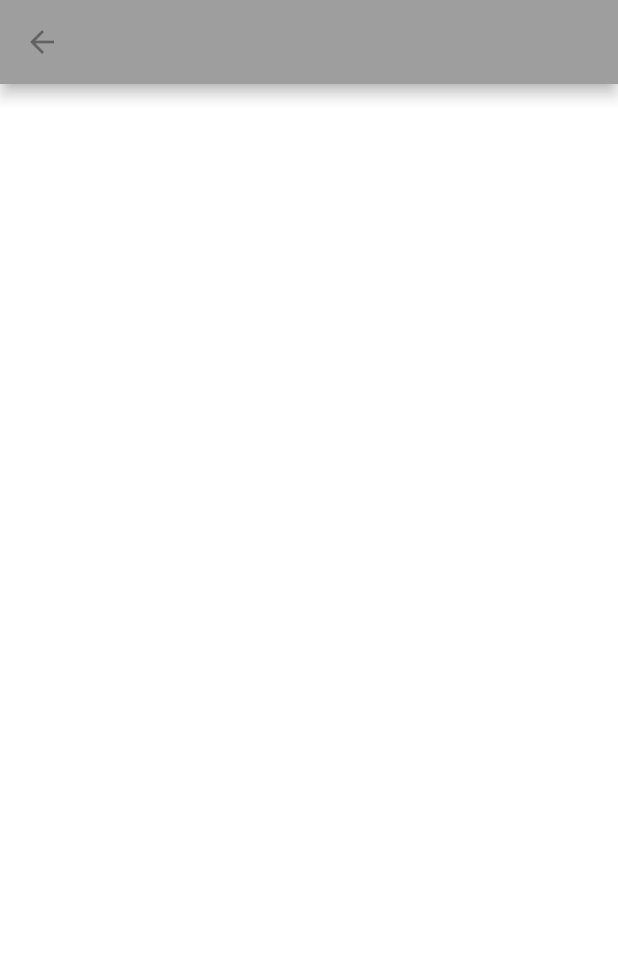
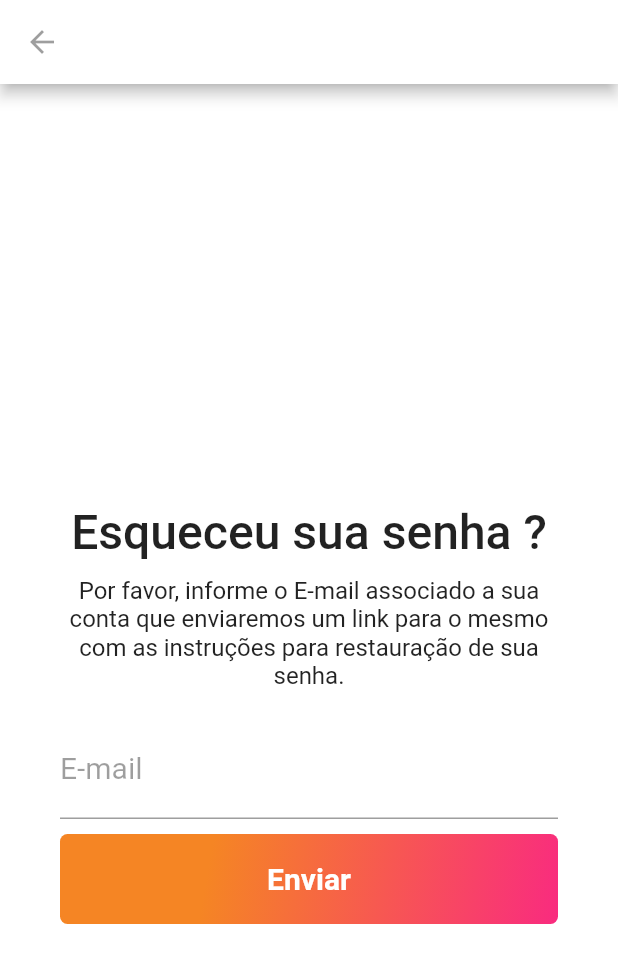
Before and after one commit to victorbeleza-dev/app_flutter_list, a Flutter app: the screen it shows after launch, after a tap on "Recuperar Senha", on a phone screen of 412 x 824 dp. Shown: the top 963 px of the screen. Run offline on Flutter 3.47's test engine with Material 2 defaults, Android fonts, the phone set to English and light mode, and no system bars; our stand-ins replace shared_preferences.

Commit message:
atualizações tela de reset password

```diff
--- a/lib/pages/login.page.dart
+++ b/lib/pages/login.page.dart
@@ -1,6 +1,7 @@
 import 'package:flutter/material.dart';
 import 'package:flutter_app/pages/home_page.dart';
 import 'package:flutter_app/pages/reset-password-page.dart';
+import 'package:flutter_app/pages/sing_up_page.dart';
 
 class LoginPage extends StatefulWidget {
   @override
@@ -115,10 +116,26 @@ class _LoginPageState extends State<LoginPage> {
                         MaterialPageRoute(
                             builder: (context) => HomePage()
                         ),
-
                       );
                     },
                   ),
+                ),
+              ),
+              Container(
+                height: 40,
+                alignment: Alignment.center,
+                child: FlatButton(
+                  child: Text(
+                    "Cadastre-se",
+                  ),
+                  onPressed: () {
+                    Navigator.push(
+                      context,
+                      MaterialPageRoute(
+                          builder: (context) => SingUpPage()
+                      ),
+                    );
+                  },
                 ),
               ),
             ],
--- a/lib/pages/reset-password-page.dart
+++ b/lib/pages/reset-password-page.dart
@@ -6,6 +6,7 @@ class ResetPasswordPage extends StatelessWidget {
   Widget build(BuildContext context) {
     return Scaffold(
       appBar: AppBar(
+        backgroundColor: Colors.white,
         leading: IconButton(
           icon: Icon(Icons.arrow_back),
           color: Colors.black38,
@@ -24,9 +25,88 @@ class ResetPasswordPage extends StatelessWidget {
             SizedBox(
               width: 200,
               height: 200,
-            )
+            ),
+            SizedBox(
+              height: 20,
+            ),
+            Text(
+              "Esqueceu sua senha ?",
+              textAlign: TextAlign.center,
+              style: TextStyle(
+                fontSize: 32,
+                fontWeight: FontWeight.w500,
+              ),
+            ),
+            SizedBox(
+              height: 10,
+            ),
+            Text(
+              "Por favor, informe o E-mail associado a sua conta que enviaremos um link para o mesmo com as instruções para restauração de sua senha.",
+              textAlign: TextAlign.center,
+              style: TextStyle(
+                fontSize: 16,
+                fontWeight: FontWeight.w400,
+              ),
+            ),
+            SizedBox(
+              height: 20,
+            ),
+            TextFormField(
+              keyboardType: TextInputType.emailAddress,
+              decoration: InputDecoration(
+                labelText: "E-mail",
+                labelStyle: TextStyle(
+                  color: Colors.black38,
+                  fontWeight: FontWeight.w400,
+                  fontSize: 20,
+                ),
+              ),
+              style: TextStyle(
+                fontSize: 20,
+              ),
+            ),
+            SizedBox(
+              height: 10,
+            ),
+            Container(
+              height: 60,
+              alignment: Alignment.bottomLeft,
+              decoration: BoxDecoration(
+                  gradient: LinearGradient(
+                    begin: Alignment.topLeft,
+                    end: Alignment.bottomRight,
+                    stops: [0.3, 1],
+                    colors: [
+                      Color(0xFFF58524),
+                      Color(0XFFF92B7F),
+                    ],
+                  ),
+                  borderRadius: BorderRadius.all(
+                    Radius.circular(5),
+                  )
+              ),
+              child: SizedBox.expand(
+                child: FlatButton(
+                  child: Row(
+                    mainAxisAlignment: MainAxisAlignment.center,
+                    children: <Widget>[
+                      Text(
+                        "Enviar",
+                        style: TextStyle(
+                          fontWeight: FontWeight.bold,
+                          color: Colors.white,
+                          fontSize: 20,
+                        ),
+                        textAlign: TextAlign.center,
+                      ),
+                    ],
+                  ),
+                  onPressed: () {},
+                ),
+              ),
+            ),
           ],
-        ),
+      ),
       ),
     );
   }
--- /dev/null
+++ b/lib/pages/sing_up_page.dart
@@ -0,0 +1,8 @@
+import 'package:flutter/cupertino.dart';
+
+class SingUpPage extends StatelessWidget {
+  @override
+  Widget build(BuildContext context) {
+    return Container();
+  }
+}
```
